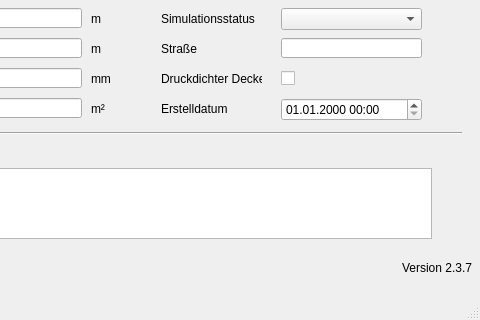
Before: the Qt Designer form qkan/database/templates/schaechte.ui in hoettges/QKan, drawn with Qt 5; both pictures show x 169 to 649 and y 112 to 432 of the 649 by 432 pixel window.
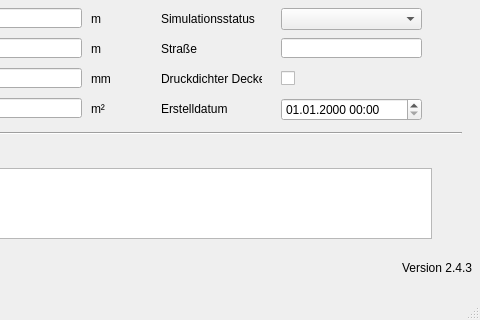
After: the same form once the commit is applied. Custom widgets are drawn as their Qt base class.

What changed in the file:
```diff
--- a/qkan/database/templates/schaechte.ui
+++ b/qkan/database/templates/schaechte.ui
@@ -452,7 +452,7 @@
      <string>Version QKan Import</string>
     </property>
     <property name="text">
-     <string>Version 2.3.7</string>
+     <string>Version 2.4.3</string>
     </property>
     <property name="alignment">
      <set>Qt::AlignRight|Qt::AlignTrailing|Qt::AlignVCenter</set>
```
